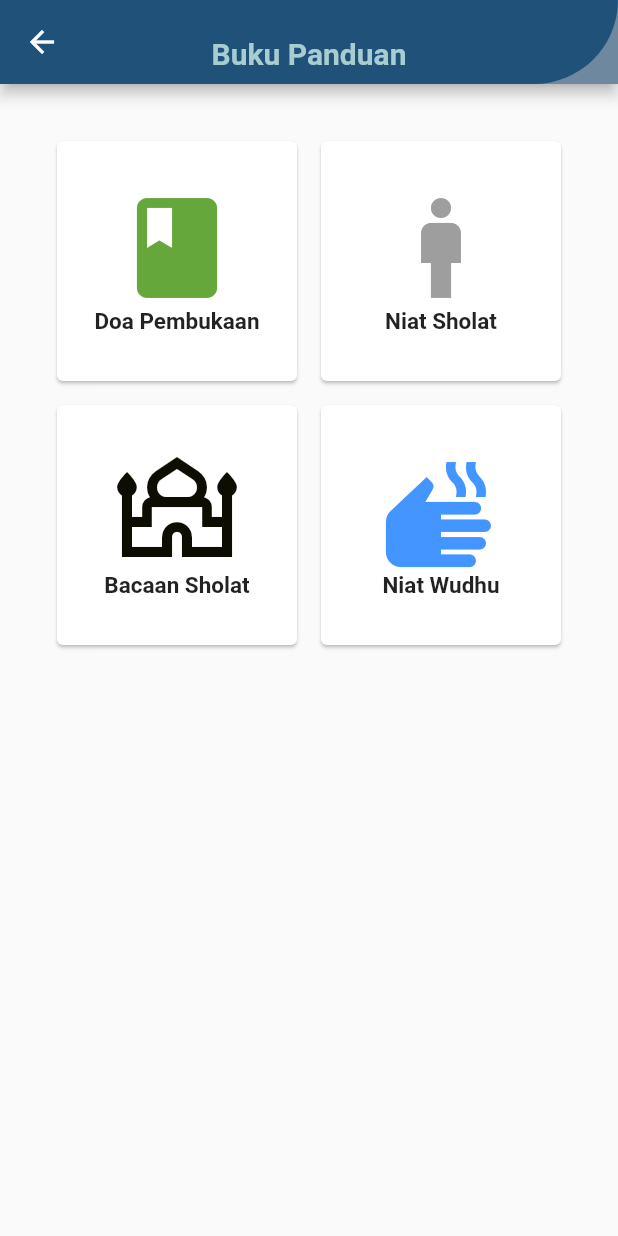
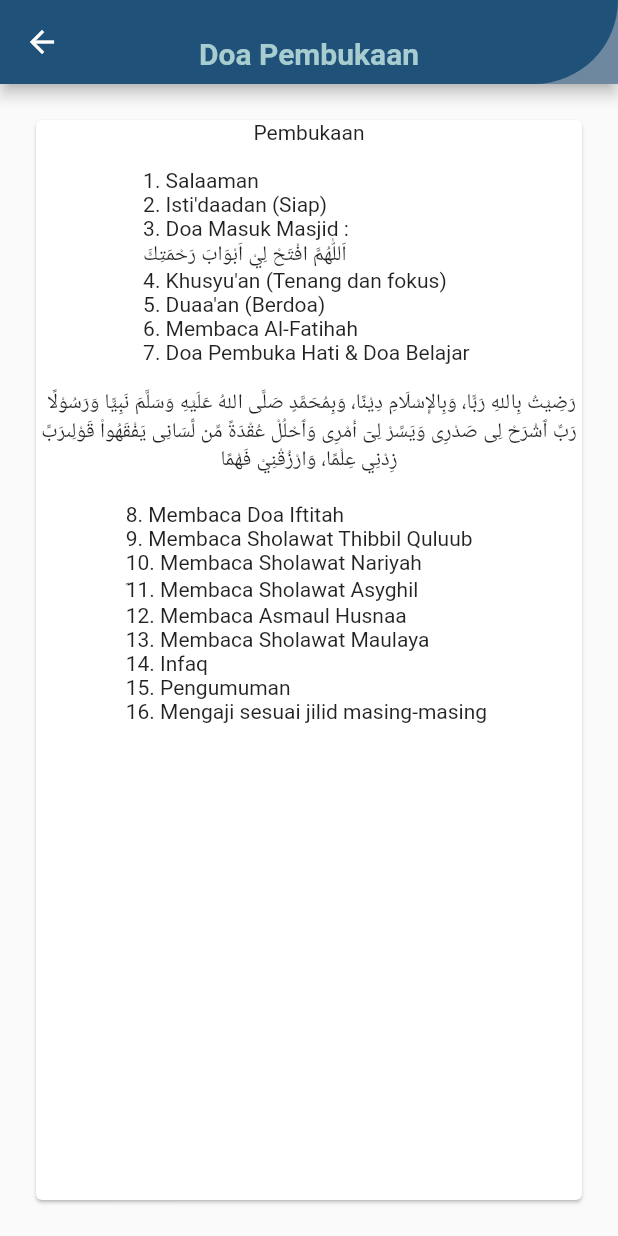
Before and after one commit to AchmadSyahh226/MyTPQ_Mobile, a Flutter app: the Mybukupanduan screen opened directly, after a tap on "Doa Pembukaan", on a phone screen of 412 x 824 dp. Run offline on Flutter 3.47's test engine with Material 2 defaults, Android fonts, the phone set to English and light mode, and no system bars; our stand-ins replace open_file, pdf.

Commit message:
Mengarahkan cardDoaBuka ke method DoaAwal

```diff
--- a/lib/bukupanduan.dart
+++ b/lib/bukupanduan.dart
@@ -61,7 +61,8 @@ class MyMenu1 extends StatelessWidget {
     return Card(
       margin: const EdgeInsets.all(8),
       child: InkWell(
-        onTap: () {},
+        onTap: () => Navigator.of(context).push(MaterialPageRoute(
+            builder: (BuildContext context) => const DoaAwal())),
         splashColor: Colors.blue[700],
         child: Center(
             child: Column(
@@ -176,3 +177,84 @@ class MyMenu4 extends StatelessWidget {
     );
   }
 }
+
+class DoaAwal extends StatefulWidget {
+  const DoaAwal({Key? key}) : super(key: key);
+
+  @override
+  State<DoaAwal> createState() => _DoaAwalState();
+}
+
+class _DoaAwalState extends State<DoaAwal> {
+  @override
+  Widget build(BuildContext context) {
+    return Scaffold(
+        appBar: AppBar(
+          backgroundColor: const Color.fromARGB(255, 110, 137, 159),
+          flexibleSpace: Container(
+            decoration: const BoxDecoration(
+                color: Color.fromARGB(255, 32, 81, 121),
+                borderRadius: BorderRadius.only(
+                  bottomRight: Radius.circular(327.0),
+                )),
+            height: 150,
+            width: double.infinity,
+            child: Column(
+              mainAxisAlignment: MainAxisAlignment.center,
+              children: const [
+                Text(""),
+                Text(
+                  'Doa Pembukaan',
+                  style: TextStyle(
+                    fontSize: 20.0,
+                    fontWeight: FontWeight.bold,
+                    color: Color.fromARGB(255, 167, 205, 209),
+                  ),
+                ),
+              ],
+            ),
+          ),
+        ),
+        body: Container(
+          padding: const EdgeInsets.all(20),
+          child: Card(
+            child: Center(
+              child: Column(
+                children: const <Widget>[
+                  Text(
+                    "Pembukaan\n",
+                    textAlign: TextAlign.center,
+                  ),
+                  Text(
+                      "1. Salaaman\n"
+                      "2. Isti'daadan (Siap)\n"
+                      "3. Doa Masuk Masjid : \n"
+                      "اَللّٰهُمَّ افْتَحْ لِيْ اَبْوَابَ رَحْمَتِكَ"
+                      "\n4. Khusyu'an (Tenang dan fokus) \n"
+                      "5. Duaa'an (Berdoa) \n"
+                      "6. Membaca Al-Fatihah \n"
+                      "7. Doa Pembuka Hati & Doa Belajar \n",
+                      textAlign: TextAlign.left),
+                  Text(
+                      " رَضِيْتُ بِاللهِ رَبًّا، وَبِالإِسْلَامِ دِيْنًا، وَبِمُحَمَّدٍ صَلَّى اللهُ عَلَيْهِ وَسَلَّمَ نَبِيًّا وَرَسُوْلًا"
+                      "  رَبِّ ٱشْرَحْ لِى صَدْرِى وَيَسِّرْ لِىٓ أَمْرِى وَٱحْلُلْ عُقْدَةً مِّن لِّسَانِى يَفْقَهُوا۟ قَوْلِى"
+                      "رَبِّ زِدْنِي عِلْمًا، وَارْزُقْنِيْ فَهْمًا \n",
+                      textAlign: TextAlign.center),
+                  Text(
+                      "8. Membaca Doa Iftitah\n"
+                      "9. Membaca Sholawat Thibbil Quluub\n"
+                      "10. Membaca Sholawat Nariyah\n"
+                      "َ11. Membaca Sholawat Asyghil\n"
+                      "12. Membaca Asmaul Husnaa \n"
+                      "13. Membaca Sholawat Maulaya \n"
+                      "14. Infaq \n"
+                      "15. Pengumuman \n"
+                      "16. Mengaji sesuai jilid masing-masing \n",
+                      textAlign: TextAlign.left),
+                ],
+              ),
+            ),
+          ),
+        ));
+  }
+}
```
